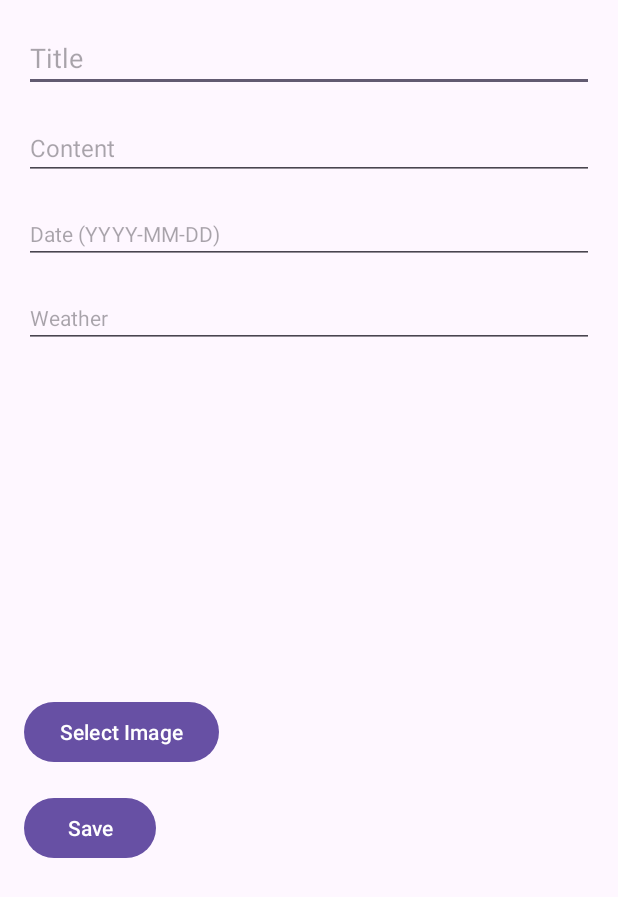
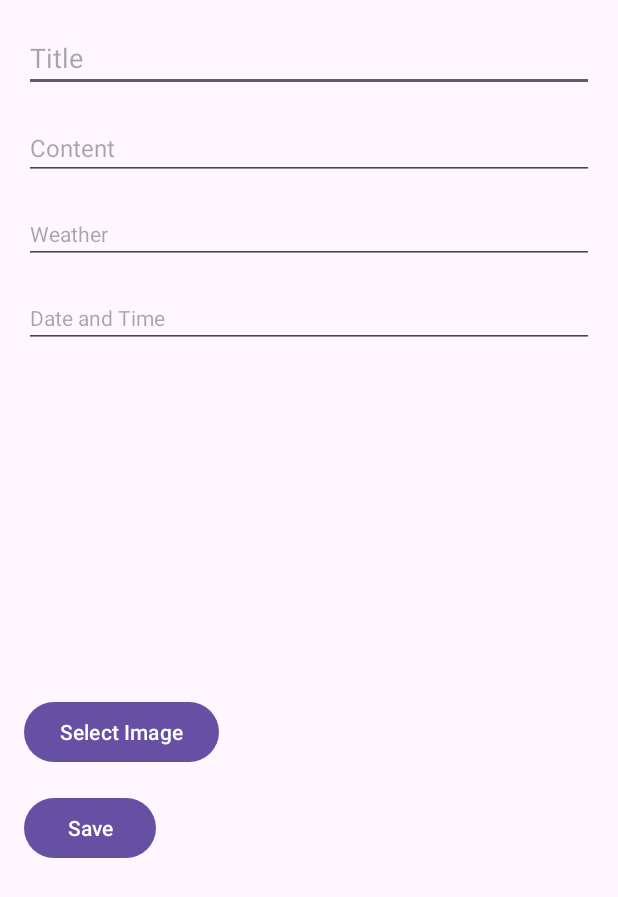
Before and after one commit to TerranceChu/FoodDiaryAppV3, an Android app: the screen it shows after launch (WriteNewDiaryActivity), after a tap on "Add Diary", on a phone screen of 412 x 824 dp. Shown: the top 897 px of the screen. Run offline under Robolectric (Android 15) with nearby library versions, the phone set to English and light mode, and no system bars.

Commit message:
Update the layout file activity_write_new_diary.xml Add buttons for date and time and display DatePicker and TimePicker dialogs when user clicks.

```diff
--- a/app/src/main/java/com/project/fooddiaryv3/WriteNewDiaryActivity.java
+++ b/app/src/main/java/com/project/fooddiaryv3/WriteNewDiaryActivity.java
@@ -1,25 +1,32 @@
 package com.project.fooddiaryv3;
 
+import android.app.DatePickerDialog;
+import android.app.TimePickerDialog;
 import android.content.Intent;
 import android.net.Uri;
 import android.os.Bundle;
 import android.view.View;
 import android.widget.Button;
+import android.widget.DatePicker;
 import android.widget.EditText;
 import android.widget.ImageView;
+import android.widget.TimePicker;
 
 import androidx.annotation.Nullable;
 import androidx.appcompat.app.AppCompatActivity;
+
+import java.util.Calendar;
 
 public class WriteNewDiaryActivity extends AppCompatActivity {
 
     private static final int PICK_IMAGE_REQUEST = 1;
 
-    private EditText titleEditText, contentEditText, dateEditText, weatherEditText;
+    private EditText titleEditText, contentEditText, weatherEditText, dateTimeEditText;
     private ImageView selectedImageView;
     private Button selectImageButton, saveButton;
 
     private Uri selectedImageUri;
+    private Calendar calendar;
 
     @Override
     protected void onCreate(Bundle savedInstanceState) {
@@ -28,11 +35,20 @@ public class WriteNewDiaryActivity extends AppCompatActivity {
 
         titleEditText = findViewById(R.id.titleEditText);
         contentEditText = findViewById(R.id.contentEditText);
-        dateEditText = findViewById(R.id.dateEditText);
-        weatherEditText = findViewById(R.id.weatherEditText); // 初始化天气信息输入框
+        weatherEditText = findViewById(R.id.weatherEditText);
+        dateTimeEditText = findViewById(R.id.dateTimeEditText);
         selectedImageView = findViewById(R.id.selectedImageView);
         selectImageButton = findViewById(R.id.selectImageButton);
         saveButton = findViewById(R.id.saveButton);
+
+        calendar = Calendar.getInstance();
+
+        dateTimeEditText.setOnClickListener(new View.OnClickListener() {
+            @Override
+            public void onClick(View v) {
+                showDateTimePicker();
+            }
+        });
 
         selectImageButton.setOnClickListener(new View.OnClickListener() {
             @Override
@@ -48,20 +64,48 @@ public class WriteNewDiaryActivity extends AppCompatActivity {
             public void onClick(View v) {
                 String title = titleEditText.getText().toString();
                 String content = contentEditText.getText().toString();
-                String date = dateEditText.getText().toString();
-                String weather = weatherEditText.getText().toString(); // 获取天气信息
+                String weather = weatherEditText.getText().toString();
+                String dateTime = dateTimeEditText.getText().toString();
                 String imageUriString = selectedImageUri != null ? selectedImageUri.toString() : null;
 
                 Intent resultIntent = new Intent();
                 resultIntent.putExtra("title", title);
                 resultIntent.putExtra("content", content);
-                resultIntent.putExtra("date", date);
-                resultIntent.putExtra("weather", weather); // 将天气信息传递回去
+                resultIntent.putExtra("weather", weather);
+                resultIntent.putExtra("dateTime", dateTime);
                 resultIntent.putExtra("imageUri", imageUriString);
                 setResult(RESULT_OK, resultIntent);
                 finish();
             }
         });
+    }
+
+    private void showDateTimePicker() {
+        // 弹出日期选择对话框
+        DatePickerDialog datePickerDialog = new DatePickerDialog(this, new DatePickerDialog.OnDateSetListener() {
+            @Override
+            public void onDateSet(DatePicker view, int year, int monthOfYear, int dayOfMonth) {
+                calendar.set(Calendar.YEAR, year);
+                calendar.set(Calendar.MONTH, monthOfYear);
+                calendar.set(Calendar.DAY_OF_MONTH, dayOfMonth);
+
+                // 弹出时间选择对话框
+                TimePickerDialog timePickerDialog = new TimePickerDialog(WriteNewDiaryActivity.this, new TimePickerDialog.OnTimeSetListener() {
+                    @Override
+                    public void onTimeSet(TimePicker view, int hourOfDay, int minute) {
+                        calendar.set(Calendar.HOUR_OF_DAY, hourOfDay);
+                        calendar.set(Calendar.MINUTE, minute);
+
+                        // 更新日期和时间输入框
+                        dateTimeEditText.setText(String.format("%d-%d-%d %02d:%02d", calendar.get(Calendar.YEAR),
+                                calendar.get(Calendar.MONTH) + 1, calendar.get(Calendar.DAY_OF_MONTH),
+                                calendar.get(Calendar.HOUR_OF_DAY), calendar.get(Calendar.MINUTE)));
+                    }
+                }, calendar.get(Calendar.HOUR_OF_DAY), calendar.get(Calendar.MINUTE), true);
+                timePickerDialog.show();
+            }
+        }, calendar.get(Calendar.YEAR), calendar.get(Calendar.MONTH), calendar.get(Calendar.DAY_OF_MONTH));
+        datePickerDialog.show();
     }
 
     @Override
--- a/app/src/main/java/com/project/fooddiaryv3/mainPage.java
+++ b/app/src/main/java/com/project/fooddiaryv3/mainPage.java
@@ -30,10 +30,8 @@ public class mainPage extends AppCompatActivity {
 
         // Initialize the list of diary entries
         diaryEntries = new ArrayList<>();
-        // Ensure to pass 5 arguments to the DiaryEntry constructor
-        diaryEntries.add(new DiaryEntry("Second Entry", "This is the content of the second entry.", "2024-06-27", null, "Cloudy"));
-        diaryEntries.add(new DiaryEntry("First Entry", "This is the content of the first entry.", "2024-06-26", null, "Sunny"));
-
+        diaryEntries.add(new DiaryEntry("First Entry", "This is the content of the first entry.", "2024-06-26 08:00", null, "Sunny"));
+        diaryEntries.add(new DiaryEntry("Second Entry", "This is the content of the second entry.", "2024-06-27 14:00", null, "Cloudy"));
 
         diaryAdapter = new DiaryAdapter(diaryEntries);
         recyclerView.setAdapter(diaryAdapter);
@@ -54,12 +52,11 @@ public class mainPage extends AppCompatActivity {
         if (requestCode == REQUEST_CODE_ADD_DIARY && resultCode == RESULT_OK && data != null) {
             String title = data.getStringExtra("title");
             String content = data.getStringExtra("content");
-            String date = data.getStringExtra("date");
-            String weather = data.getStringExtra("weather"); // 获取天气信息
+            String dateTime = data.getStringExtra("dateTime");
+            String weather = data.getStringExtra("weather");
             String imageUri = data.getStringExtra("imageUri");
 
-            // Ensure to pass 5 arguments to the DiaryEntry constructor
-            DiaryEntry newEntry = new DiaryEntry(title, content, date, imageUri, weather);
+            DiaryEntry newEntry = new DiaryEntry(title, content, dateTime, imageUri, weather);
             diaryEntries.add(0, newEntry);  // 将新条目添加到列表的开头
             diaryAdapter.notifyItemInserted(0);
             recyclerView.scrollToPosition(0);  // 滚动到最新条目
--- a/app/src/main/res/layout/activity_write_new_diary.xml
+++ b/app/src/main/res/layout/activity_write_new_diary.xml
@@ -21,20 +21,22 @@
         android:layout_marginTop="16dp"/>
 
     <EditText
-        android:id="@+id/dateEditText"
-        android:layout_width="match_parent"
-        android:layout_height="wrap_content"
-        android:hint="Date (YYYY-MM-DD)"
-        android:textSize="14sp"
-        android:layout_marginTop="16dp"/>
-
-    <EditText
         android:id="@+id/weatherEditText"
         android:layout_width="match_parent"
         android:layout_height="wrap_content"
         android:hint="Weather"
         android:textSize="14sp"
-        android:layout_marginTop="16dp"/> <!-- 新增天气信息输入框 -->
+        android:layout_marginTop="16dp"/>
+
+    <EditText
+        android:id="@+id/dateTimeEditText"
+        android:layout_width="match_parent"
+        android:layout_height="wrap_content"
+        android:hint="Date and Time"
+        android:textSize="14sp"
+        android:layout_marginTop="16dp"
+        android:focusable="false"
+        android:clickable="true"/>
 
     <ImageView
         android:id="@+id/selectedImageView"
```
